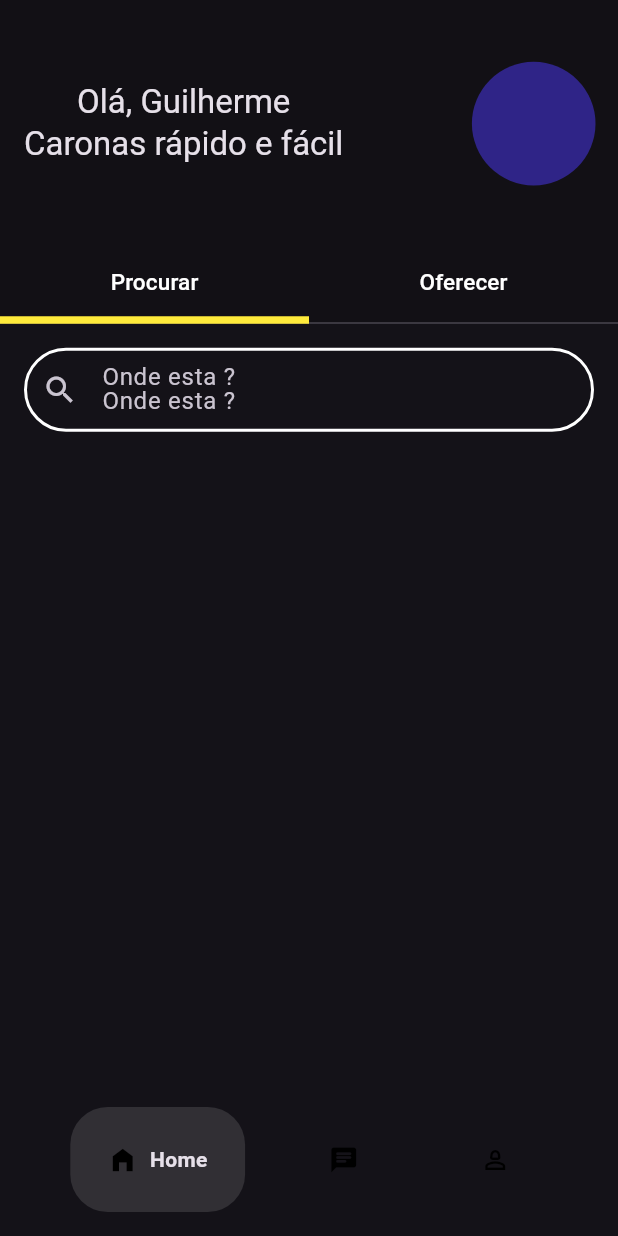
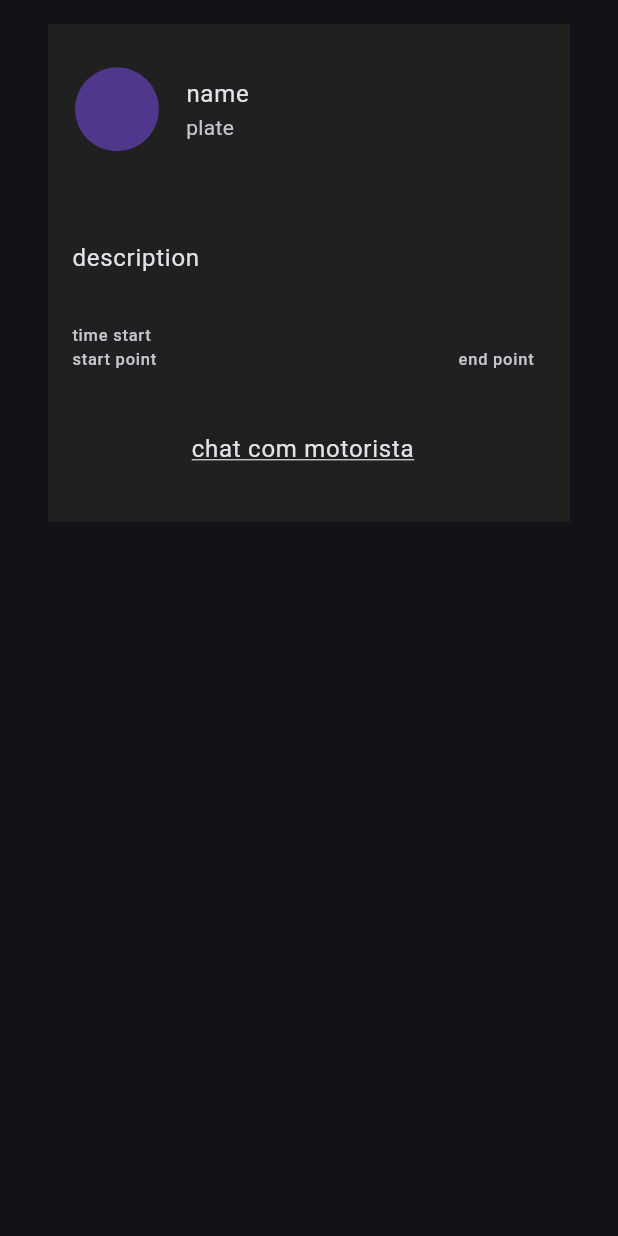
Before and after one commit to utfpr/carona-front, a Flutter app: the screen it shows after launch, on a phone screen of 412 x 824 dp. Run offline on Flutter 3.47's test engine with Material 3 defaults, Android fonts, the phone set to English and light mode, and no system bars; drawn by our look-alikes of google_nav_bar.

Commit message:
flat: racetitle

```diff
--- /dev/null
+++ b/caronafront/lib/Pages/widget/RaceTitle.dart
@@ -0,0 +1,63 @@
+import 'package:caronafront/model/Racemodel.dart';
+import 'package:flutter/material.dart';
+
+class RaceTile extends StatelessWidget {
+  RaceTile({required CircleAvatar this.avatar,required double this.padding,required double this.flexweight,
+  required Color this.color,super.key});
+  Color color;
+  CircleAvatar avatar;
+  double flexweight;
+  double padding;
+
+  @override
+  Widget build(BuildContext context) {
+    return Padding(padding: EdgeInsets.symmetric(horizontal:padding ,vertical: padding/2),
+    child: ListView(
+      children: [
+        Container(
+          alignment:Alignment.centerLeft,
+          height:flexweight*0.6 ,
+          color: color,
+          child: ListTile(
+          leading:avatar,
+          title:Text("name") ,
+          subtitle:Text("plate") ,
+        ),
+        ),Container(height:0.45 *flexweight,
+        color: color,
+        alignment: Alignment.centerLeft,
+        child: const ListTile(
+          title: Text("description"),
+        ),
+        ),
+        Container(
+          height: 0.3*flexweight,
+          alignment: Alignment.centerLeft,
+          color: color,
+          child: const ListTile(
+            leading: Column(
+              mainAxisAlignment: MainAxisAlignment.start,
+              crossAxisAlignment: CrossAxisAlignment.start,
+              children: [
+              Text("time start"),
+              Text("start point"),
+            ]),trailing:Column(
+              mainAxisAlignment: MainAxisAlignment.start,
+              crossAxisAlignment: CrossAxisAlignment.start,
+              children: [
+              Text(""),
+              Text("end point"),
+            ]) ,
+          ),
+        ),Container(
+          height: flexweight*0.4,
+          color: color,
+          child: const ListTile(
+            title: Text("chat com motorista", textAlign: TextAlign.center,
+            style: TextStyle(decoration: TextDecoration.underline),),
+          ),
+        )
+      ],
+    ));
+  }
+}
--- a/caronafront/lib/main.dart
+++ b/caronafront/lib/main.dart
@@ -1,4 +1,5 @@
-import 'package:caronafront/Pages/Racepage.dart';
+
+import 'package:caronafront/Pages/widget/RaceTitle.dart';
 import 'package:caronafront/model/Usermoel.dart';
 import 'package:flutter/material.dart';
 
@@ -13,10 +14,14 @@ class MainApp extends StatelessWidget {
   @override
   Widget build(BuildContext context) {
     User user=User();
+    final mquery=MediaQuery.of(context);
     return MaterialApp(
       theme: ThemeData.dark(),
       debugShowCheckedModeBanner: false,
-      home:RacePage(user,(){ },const [])
-    );
+      home:Scaffold(body:
+      RaceTile(avatar: CircleAvatar(radius: 30.0,),padding: 32.0,
+      flexweight: 0.23*mquery.size.height,
+      color: Color.fromARGB(255, 32, 32, 32),))
+      );
   }
 }
--- a/caronafront/lib/model/Carmodel.dart
+++ b/caronafront/lib/model/Carmodel.dart
@@ -1,7 +1,6 @@
 
 class Car{
   final String id;
-
   final String carid;
   final DateTime timestart;
   final DateTime createdAt;
```
Also changed, not shown: caronafront/lib/Pages/Racepage.dart (+28 -8 lines).
